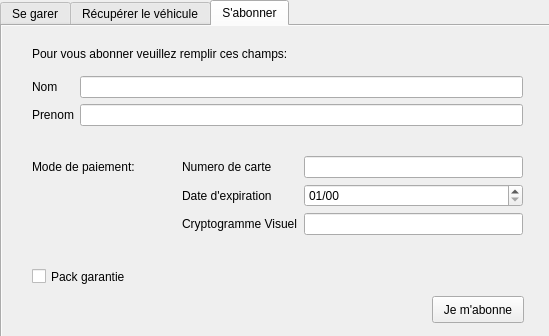
The window that UI/consumer.ui (matthieupenchenat81/DreamPark) describes before a commit, drawn with Qt 5.
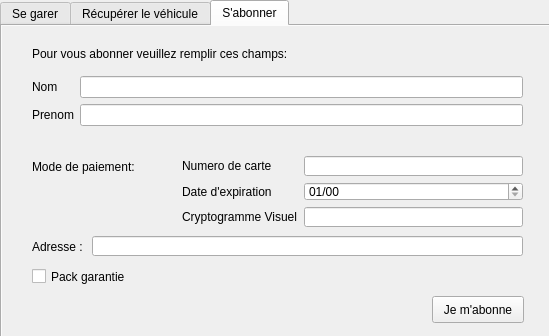
The same window after the commit.

Patch:
```diff
--- a/UI/consumer.ui
+++ b/UI/consumer.ui
@@ -571,7 +571,7 @@
          <x>180</x>
          <y>130</y>
          <width>341</width>
-         <height>113</height>
+         <height>71</height>
         </rect>
        </property>
        <layout class="QFormLayout" name="formLayout_2">
@@ -637,6 +637,29 @@
         <string>Je m'abonne</string>
        </property>
       </widget>
+      <widget class="QLabel" name="label_adresseI">
+       <property name="geometry">
+        <rect>
+         <x>30</x>
+         <y>210</y>
+         <width>151</width>
+         <height>21</height>
+        </rect>
+       </property>
+       <property name="text">
+        <string>Adresse :</string>
+       </property>
+      </widget>
+      <widget class="QLineEdit" name="input_adresseI">
+       <property name="geometry">
+        <rect>
+         <x>90</x>
+         <y>210</y>
+         <width>431</width>
+         <height>20</height>
+        </rect>
+       </property>
+      </widget>
      </widget>
     </widget>
    </widget>
```
